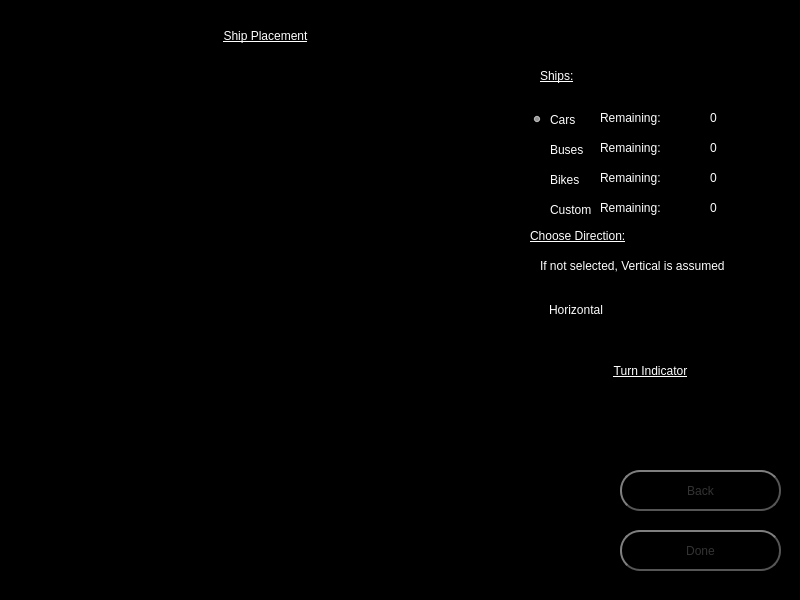
drewanderson17/BattleShips, file FrontEndMain/FrontEndMain/placementpage.ui: the form before one commit.
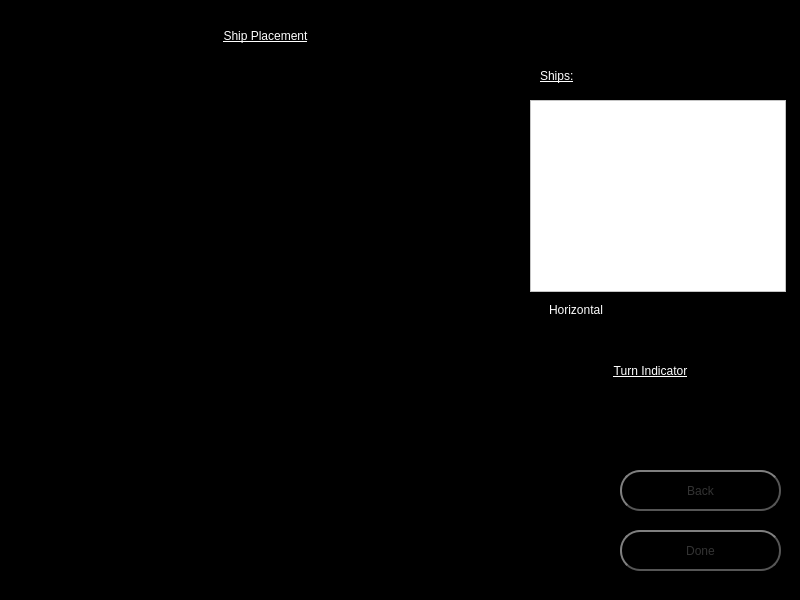
The form after the commit.

Commit message: replaced radiobuttons in placement page with QListWidget

What changed in the file:
```diff
--- a/FrontEndMain/FrontEndMain/placementpage.ui
+++ b/FrontEndMain/FrontEndMain/placementpage.ui
@@ -476,6 +476,19 @@
     <string>0</string>
    </property>
   </widget>
+  <widget class="QListWidget" name="shipList">
+   <property name="geometry">
+    <rect>
+     <x>530</x>
+     <y>100</y>
+     <width>256</width>
+     <height>192</height>
+    </rect>
+   </property>
+   <property name="styleSheet">
+    <string notr="true">background-color: rgb(255, 255, 255)</string>
+   </property>
+  </widget>
  </widget>
  <resources/>
  <connections/>
```
The commit also changes 2 other files.
